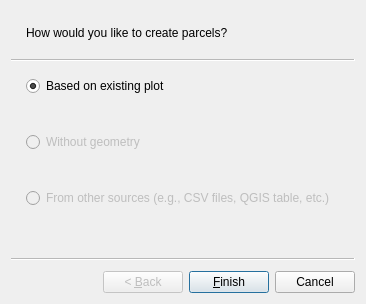
Old version of the form asistente_ladm_col/ui/wiz_create_parcel_cadastre.ui in the repository SwissTierrasColombia/Asistente-LADM-COL.
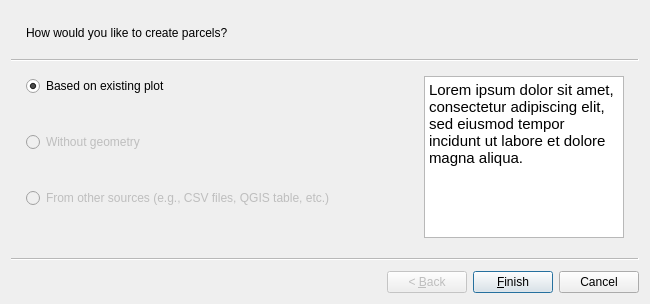
New version of the form.

Commit message: Add help panels to wizards

The edit to the form file:
```diff
--- a/asistente_ladm_col/ui/wiz_create_parcel_cadastre.ui
+++ b/asistente_ladm_col/ui/wiz_create_parcel_cadastre.ui
@@ -6,7 +6,7 @@
    <rect>
     <x>0</x>
     <y>0</y>
-    <width>366</width>
+    <width>650</width>
     <height>304</height>
    </rect>
   </property>
@@ -17,8 +17,8 @@
    <property name="subTitle">
     <string>How would you like to create parcels?</string>
    </property>
-   <layout class="QHBoxLayout" name="horizontalLayout">
-    <item>
+   <layout class="QGridLayout" name="gridLayout">
+    <item row="0" column="0">
      <layout class="QVBoxLayout" name="verticalLayout">
       <item>
        <widget class="QRadioButton" name="rad_parcel_from_plot">
@@ -94,6 +94,26 @@
       </item>
      </layout>
     </item>
+    <item row="0" column="1">
+     <widget class="QTextEdit" name="txt_help_page_1">
+      <property name="maximumSize">
+       <size>
+        <width>200</width>
+        <height>16777215</height>
+       </size>
+      </property>
+      <property name="readOnly">
+       <bool>true</bool>
+      </property>
+      <property name="html">
+       <string>&lt;!DOCTYPE HTML PUBLIC &quot;-//W3C//DTD HTML 4.0//EN&quot; &quot;http://www.w3.org/TR/REC-html40/strict.dtd&quot;&gt;
+&lt;html&gt;&lt;head&gt;&lt;meta name=&quot;qrichtext&quot; content=&quot;1&quot; /&gt;&lt;style type=&quot;text/css&quot;&gt;
+p, li { white-space: pre-wrap; }
+&lt;/style&gt;&lt;/head&gt;&lt;body style=&quot; font-family:'Ubuntu'; font-size:11pt; font-weight:400; font-style:normal;&quot;&gt;
+&lt;p style=&quot; margin-top:0px; margin-bottom:0px; margin-left:0px; margin-right:0px; -qt-block-indent:0; text-indent:0px;&quot;&gt;Lorem ipsum dolor sit amet, consectetur adipiscing elit, sed eiusmod tempor incidunt ut labore et dolore magna aliqua.&lt;/p&gt;&lt;/body&gt;&lt;/html&gt;</string>
+      </property>
+     </widget>
+    </item>
    </layout>
   </widget>
  </widget>
```
The commit also changes 11 other files.
